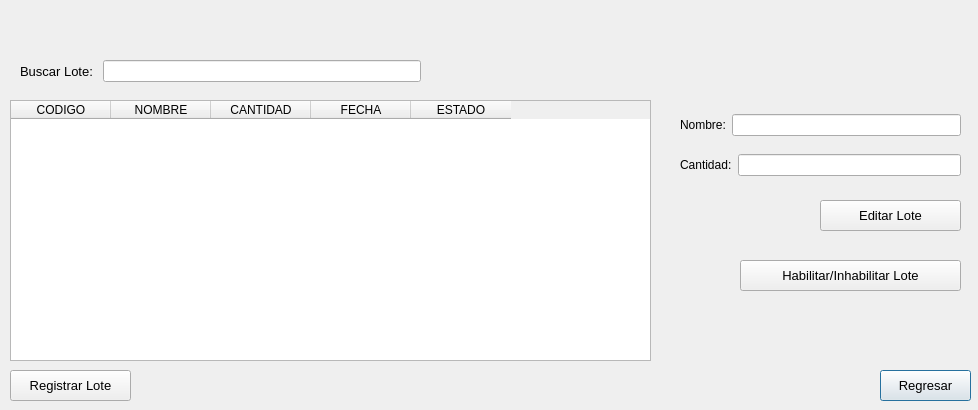
The window that PAF_GUI/PAF_GRAFICA/gui/gestionarlotegui.ui (JMOrbegoso/USS-2021-II-PP) describes before a commit, drawn with Qt 5.
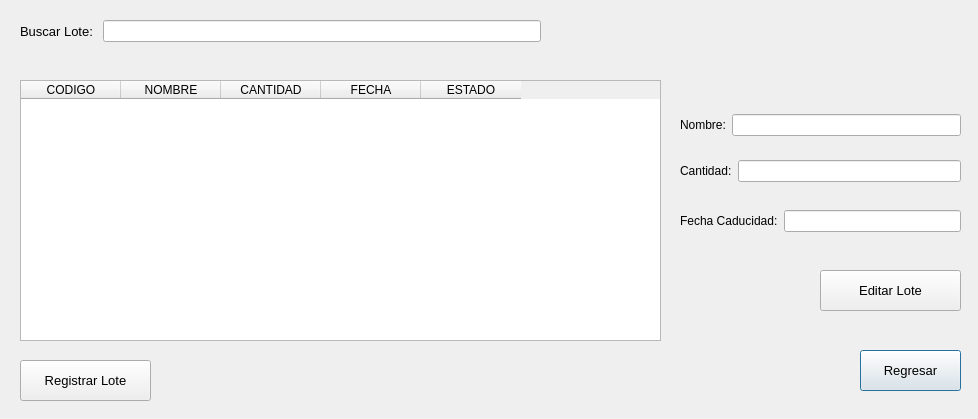
The same window after the commit. Icons and pictures are not drawn.

Commit message: gestionarLote menu

Patch:
```diff
--- a/PAF_GUI/PAF_GRAFICA/gui/gestionarlotegui.ui
+++ b/PAF_GUI/PAF_GRAFICA/gui/gestionarlotegui.ui
@@ -7,7 +7,7 @@
     <x>0</x>
     <y>0</y>
     <width>978</width>
-    <height>410</height>
+    <height>419</height>
    </rect>
   </property>
   <property name="windowTitle">
@@ -20,10 +20,10 @@
   <widget class="QPushButton" name="regresarButton">
    <property name="geometry">
     <rect>
-     <x>880</x>
-     <y>370</y>
-     <width>91</width>
-     <height>31</height>
+     <x>860</x>
+     <y>350</y>
+     <width>101</width>
+     <height>41</height>
     </rect>
    </property>
    <property name="font">
@@ -38,8 +38,8 @@
   <widget class="QTableWidget" name="lotesTableWidget">
    <property name="geometry">
     <rect>
-     <x>10</x>
-     <y>100</y>
+     <x>20</x>
+     <y>80</y>
      <width>641</width>
      <height>261</height>
     </rect>
@@ -73,10 +73,10 @@
   <widget class="QPushButton" name="registrarButton">
    <property name="geometry">
     <rect>
-     <x>10</x>
-     <y>370</y>
-     <width>121</width>
-     <height>31</height>
+     <x>20</x>
+     <y>360</y>
+     <width>131</width>
+     <height>41</height>
     </rect>
    </property>
    <property name="font">
@@ -88,31 +88,13 @@
     <string>Registrar Lote</string>
    </property>
   </widget>
-  <widget class="QPushButton" name="habilitarInhabilitarButton">
-   <property name="geometry">
-    <rect>
-     <x>740</x>
-     <y>260</y>
-     <width>221</width>
-     <height>31</height>
-    </rect>
-   </property>
-   <property name="font">
-    <font>
-     <pointsize>10</pointsize>
-    </font>
-   </property>
-   <property name="text">
-    <string>Habilitar/Inhabilitar Lote</string>
-   </property>
-  </widget>
   <widget class="QPushButton" name="editarButton">
    <property name="geometry">
     <rect>
      <x>820</x>
-     <y>200</y>
+     <y>270</y>
      <width>141</width>
-     <height>31</height>
+     <height>41</height>
     </rect>
    </property>
    <property name="font">
@@ -128,8 +110,8 @@
    <property name="geometry">
     <rect>
      <x>20</x>
-     <y>60</y>
-     <width>401</width>
+     <y>20</y>
+     <width>521</width>
      <height>31</height>
     </rect>
    </property>
@@ -151,28 +133,6 @@
     </item>
    </layout>
   </widget>
-  <widget class="QWidget" name="layoutWidget">
-   <property name="geometry">
-    <rect>
-     <x>680</x>
-     <y>150</y>
-     <width>281</width>
-     <height>31</height>
-    </rect>
-   </property>
-   <layout class="QGridLayout" name="gridLayout_2">
-    <item row="0" column="0">
-     <widget class="QLabel" name="label_2">
-      <property name="text">
-       <string>Cantidad:</string>
-      </property>
-     </widget>
-    </item>
-    <item row="0" column="1">
-     <widget class="QLineEdit" name="cantidadLineEdit"/>
-    </item>
-   </layout>
-  </widget>
   <widget class="QWidget" name="layoutWidget">
    <property name="geometry">
     <rect>
@@ -195,6 +155,50 @@
     </item>
    </layout>
   </widget>
+  <widget class="QWidget" name="formLayoutWidget_2">
+   <property name="geometry">
+    <rect>
+     <x>680</x>
+     <y>210</y>
+     <width>281</width>
+     <height>31</height>
+    </rect>
+   </property>
+   <layout class="QFormLayout" name="formLayout">
+    <item row="0" column="0">
+     <widget class="QLabel" name="label_3">
+      <property name="text">
+       <string>Fecha Caducidad:</string>
+      </property>
+     </widget>
+    </item>
+    <item row="0" column="1">
+     <widget class="QLineEdit" name="fechaCaducaEditTxt"/>
+    </item>
+   </layout>
+  </widget>
+  <widget class="QWidget" name="formLayoutWidget_3">
+   <property name="geometry">
+    <rect>
+     <x>680</x>
+     <y>160</y>
+     <width>281</width>
+     <height>31</height>
+    </rect>
+   </property>
+   <layout class="QFormLayout" name="formLayout_2">
+    <item row="0" column="0">
+     <widget class="QLabel" name="label_2">
+      <property name="text">
+       <string>Cantidad:</string>
+      </property>
+     </widget>
+    </item>
+    <item row="0" column="1">
+     <widget class="QLineEdit" name="cantidadEditTxt"/>
+    </item>
+   </layout>
+  </widget>
  </widget>
  <tabstops>
   <tabstop>lotesTableWidget</tabstop>
```
Left out of the diff: 2 changed lines with no effect on the pictures. The commit also changes 4 other files.
